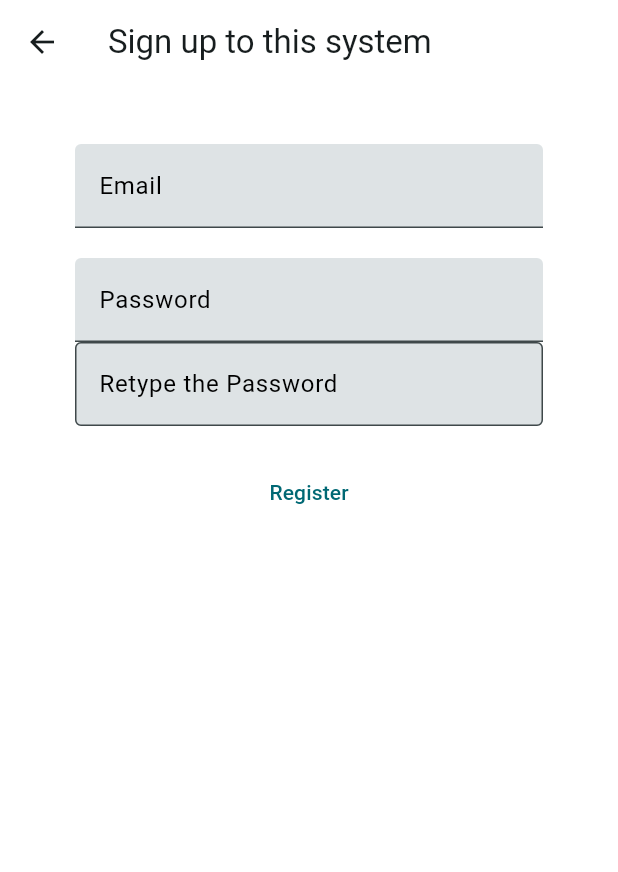
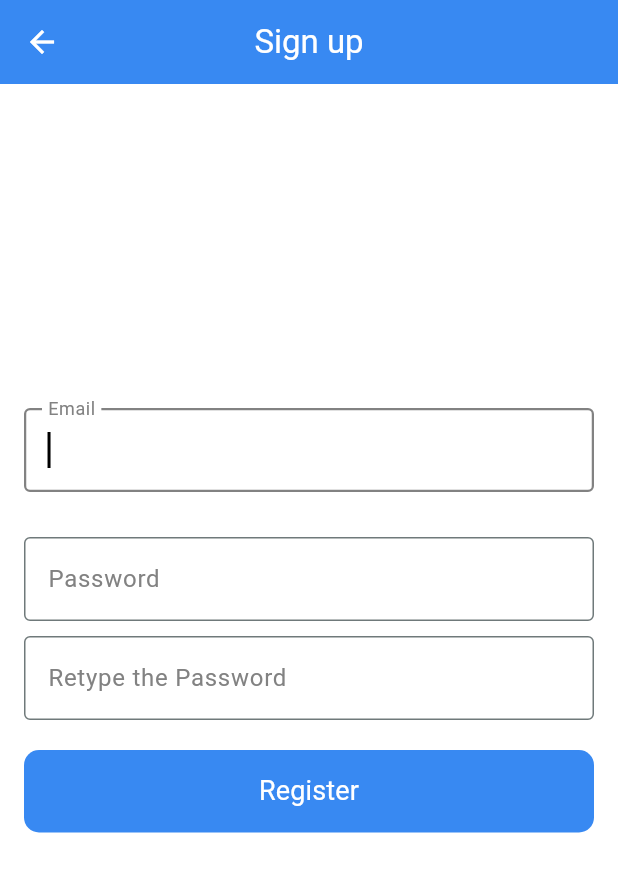
Before and after one commit to lhkun123/6806CapstoneFE, a Flutter app: the SignUpHttp screen opened by its route, on a phone screen of 412 x 824 dp. Shown: the top 872 px of the screen. Run offline on Flutter 3.47's test engine with Material 3 defaults, Android fonts, the phone set to English and light mode, and no system bars; our stand-ins replace carousel_slider, device_preview, dio, font_awesome_flutter, geolocator, google_maps_flutter and 1 more; missing offline and left inert: dart:ffi, flutter_star; network calls fail.

Commit message:
UI adjustments

```diff
--- a/frontend/lib/project/constants/app_style.dart
+++ b/frontend/lib/project/constants/app_style.dart
@@ -9,19 +9,36 @@ class AppStyle {
     color: Color.fromRGBO(56, 137, 242, 1),
     height: 0.8
   );
+
   static const sloganFont = TextStyle(
     fontFamily: 'Roboto',
     fontWeight: FontWeight.bold,
     fontSize: 15,
     color: Color.fromRGBO(130, 130, 130, 1),
   );
-  static const bigheadingFont = TextStyle(
+
+  static const barHeadingFont = TextStyle(
+    fontFamily: 'Roboto',
+    fontWeight: FontWeight.normal,
+    fontSize: 22,
+    color: Colors.white,
+  );
+
+  static const bigButtonFont = TextStyle(
+    fontFamily: 'Roboto',
+    fontWeight: FontWeight.normal,
+    fontSize: 18,
+    color: Colors.white,
+  );
+
+  static const bigHeadingFont = TextStyle(
     fontFamily: 'Roboto',
     fontWeight: FontWeight.bold,
     fontSize: 22,
     color: Colors.black,
   );
   // Fonts
+
   static const headingFont = TextStyle(
     fontFamily: 'Roboto',
     fontWeight: FontWeight.bold,
@@ -68,7 +85,8 @@ class AppStyle {
   static const indicatorColor = Color.fromRGBO(56, 137, 242, 1);
   static const buttonBackgroundColor = Color.fromRGBO(56, 137, 242, 1);
   static const buttonForegroundColor=Colors.white;
-  static const BarBackgroundColor = Color.fromRGBO(56, 137, 242, 1);
+  static const barBackgroundColor = Color.fromRGBO(56, 137, 242, 1);
+  static const systemGreyColor = Color.fromRGBO(130, 130, 130, 1);
 
 
 
--- a/frontend/lib/project/views/auth/sign_in.dart
+++ b/frontend/lib/project/views/auth/sign_in.dart
@@ -57,17 +57,9 @@ class _SignInHttpState extends State<SignInHttp> {
               child: Column(
                 children: [
                   ...[
-                    const SizedBox(
-                      height: 100,
-                    ),
-                    const Text(
-                      'VanLife',
-                      style: AppStyle.hugeHeadingFont,
-                    ),
-                    const Text(
-                      'Simplifying Outdoor Fun in Vancouver.',
-                      style: AppStyle.sloganFont,
-                    ),
+                    const SizedBox(height: 100),
+                    const Text('VanLife', style: AppStyle.hugeHeadingFont),
+                    const Text('Simplifying Outdoor Fun in Vancouver.', style: AppStyle.sloganFont),
                     TextFormField(
                       autofocus: true,
                       textInputAction: TextInputAction.next,
@@ -147,7 +139,7 @@ class _SignInHttpState extends State<SignInHttp> {
                           borderRadius: BorderRadius.circular(10), // 设置按钮的圆角半径
                         ),
                       ),
-                      child: const Text('Sign In'),
+                      child: const Text('Sign In', style: AppStyle.bigButtonFont),
                     ),
                     TextButton(
                       onPressed: () => Navigator.of(context).push(
@@ -164,7 +156,7 @@ class _SignInHttpState extends State<SignInHttp> {
                           borderRadius: BorderRadius.circular(10), // 设置按钮的圆角半径
                         ),
                       ),
-                      child: const Text('Sign Up'),
+                      child: const Text('Sign Up', style: AppStyle.bigButtonFont),
                     ),
                   ].expand(
                         (widget) => [
--- a/frontend/lib/project/views/auth/sign_up.dart
+++ b/frontend/lib/project/views/auth/sign_up.dart
@@ -2,6 +2,8 @@ import 'package:flutter/cupertino.dart';
 import 'package:frontend/project/views/auth/sign_in.dart';
 import 'package:json_annotation/json_annotation.dart';
 import 'package:flutter/material.dart';
+
+import '../../constants/app_style.dart';
 
 import '../../util/validate.dart';
 @JsonSerializable()
@@ -52,56 +54,73 @@ class _SignUpState extends State<SignUpHttp> {
       Scaffold(
             backgroundColor: Colors.white,
             appBar: AppBar(
-              backgroundColor: Colors.white,
+              backgroundColor: AppStyle.barBackgroundColor,
               elevation: 0.0,
-              title: const Text('Sign up to this system'),
+              title: const Text(
+                'Sign up',
+                style: AppStyle.barHeadingFont,
+              ),
+              centerTitle: true,
+              iconTheme: const IconThemeData(
+                color: Colors.white, // 返回箭头的颜色
+              ),
             ),
             body: Container(
-              padding: const EdgeInsets.symmetric(vertical: 20.0, horizontal: 50.0),
+              padding: const EdgeInsets.all(16),
               child: Form(
                 key: _formKey,
                 child: Column(
-                  children: <Widget>[
-                    const SizedBox(height: 20.0),
+                  children: [
+                    const SizedBox(height: 200.0),
                     TextFormField(
                       controller: _emailController,
+                      autofocus: true,
                       decoration: const InputDecoration(
-                        filled: true,
                         labelText: 'Email',
-                        labelStyle: TextStyle(
-                          color: Colors.black, // Color of the label when not focused
+                        labelStyle: TextStyle(color: AppStyle.systemGreyColor), // Color of the label when not focused
+                        border: OutlineInputBorder(
+                          borderSide: BorderSide(color: AppStyle.systemGreyColor),
                         ),
+                        // Focused border when the TextField is focused
+                        focusedBorder: OutlineInputBorder(
+                          borderSide: BorderSide(color: AppStyle.systemGreyColor, width: 1.5),
+                        ),
+                        errorStyle: AppStyle.errorFont,
                       ),
                       validator: (value) => Validator.validateEmail(value),
                     ),
-                    const SizedBox(height: 20.0),
+                    const SizedBox(height: 30.0),
                     TextFormField(
                       controller: _passwordController,
                       decoration: const InputDecoration(
-                        filled: true,
                         labelText: 'Password',
-                        labelStyle: TextStyle(
-                          color: Colors.black, // Color of the label when not focused
+                        labelStyle: TextStyle(color: AppStyle.systemGreyColor), // Color of the label when not focused
+                        border: OutlineInputBorder(
+                          borderSide: BorderSide(color: AppStyle.systemGreyColor),
                         ),
+                        // Focused border when the TextField is focused
+                        focusedBorder: OutlineInputBorder(
+                          borderSide: BorderSide(color: AppStyle.systemGreyColor, width: 1.5),
+                        ),
+                        errorStyle: AppStyle.errorFont,
                       ),
                       obscureText: true,
                       validator: (value) => Validator.validatePassword(value),
                     ),
+                    const SizedBox(height: 10.0),
                     TextFormField(
                       controller: _confirmPasswordController,
                       decoration: const InputDecoration(
-                        filled: true,
                         labelText: 'Retype the Password',
-                        labelStyle: TextStyle(
-                          color: Colors.black, // Color of the label when not focused
-                        ),
+                        labelStyle: TextStyle(color: AppStyle.systemGreyColor), // Color of the label when not focused
                         border: OutlineInputBorder(
-                          borderSide: BorderSide(color: Colors.black),
+                          borderSide: BorderSide(color: AppStyle.systemGreyColor),
                         ),
                         // Focused border when the TextField is focused
                         focusedBorder: OutlineInputBorder(
-                          borderSide: BorderSide(color: Colors.black, width: 2.0),
+                          borderSide: BorderSide(color: AppStyle.systemGreyColor, width: 1.5),
                         ),
+                        errorStyle: AppStyle.errorFont,
                       ),
                       obscureText: true,
                       validator: (value) => Validator.validatePassword(value),
@@ -109,7 +128,6 @@ class _SignUpState extends State<SignUpHttp> {
                     ),
                     const SizedBox(height: 20.0),
                     TextButton(
-                    child: const Text('Register'),
                       onPressed: () async {
                         if (Validator.validatePasswordsMatch(_passwordController.text.trim(),_confirmPasswordController.text.trim())!=null) {
                           ScaffoldMessenger.of(context)
@@ -123,7 +141,18 @@ class _SignUpState extends State<SignUpHttp> {
                                 (Route<dynamic> route) => false,
                           );
                         }
-                    }),
+                      },
+                      style: TextButton.styleFrom(
+                        foregroundColor: AppStyle.buttonForegroundColor,
+                        elevation: 2,
+                        backgroundColor: AppStyle.buttonBackgroundColor,
+                        minimumSize: const Size(double.infinity, 55),
+                        shape: RoundedRectangleBorder(
+                          borderRadius: BorderRadius.circular(10), // 设置按钮的圆角半径
+                        ),
+                      ),
+                      child: const Text('Register', style: AppStyle.bigButtonFont),
+                    ),
                   ],
                 ),
               ),
--- a/frontend/lib/project/views/home/home.dart
+++ b/frontend/lib/project/views/home/home.dart
@@ -25,7 +25,7 @@ class Home extends StatelessWidget {
             ],
           ),
           bottomNavigationBar: const Material(
-            color: AppStyle.BarBackgroundColor,
+            color: AppStyle.barBackgroundColor,
             child: TabBar(
               labelColor: AppStyle.labelColor, // Color of the selected tab
               unselectedLabelColor: AppStyle.unselectedLabelColor, // Color of the unselected ta
--- a/frontend/lib/project/views/profile/profile.dart
+++ b/frontend/lib/project/views/profile/profile.dart
@@ -19,7 +19,7 @@ class _ProfileState extends State<Profile> {
   Widget build(BuildContext context) {
     return Scaffold(
       appBar: AppBar(
-        title: const Text('Profile', style: AppStyle.bigheadingFont),
+        title: const Text('Profile', style: AppStyle.bigHeadingFont),
         centerTitle: true,
       ),
       body: SingleChildScrollView(
--- a/frontend/lib/project/views/yelp/yelp_detail.dart
+++ b/frontend/lib/project/views/yelp/yelp_detail.dart
@@ -62,7 +62,7 @@ class _YelpDetailState extends State<YelpDetail> {
   Widget build(BuildContext context) {
     return Scaffold(
       appBar: AppBar(
-        title: Text(detail?["name"] ?? 'Loading...', style: AppStyle.bigheadingFont),
+        title: Text(detail?["name"] ?? 'Loading...', style: AppStyle.bigHeadingFont),
         centerTitle: true
       ),
       body: detail == null
@@ -187,7 +187,7 @@ class _YelpDetailState extends State<YelpDetail> {
               Center(
                 child: IconButton(
                   onPressed: () {},
-                  icon: const Icon(CupertinoIcons.heart_solid, color: AppStyle.BarBackgroundColor),
+                  icon: const Icon(CupertinoIcons.heart_solid, color: AppStyle.barBackgroundColor),
                 ),
               ),
               const SizedBox(height: 16),
@@ -201,14 +201,14 @@ class _YelpDetailState extends State<YelpDetail> {
                         const SizedBox(height: 8),
                         IconButton(
                           icon: const Icon(Icons.facebook),
-                          color: AppStyle.BarBackgroundColor,
+                          color: AppStyle.barBackgroundColor,
                           onPressed: () {
                             // Handle Facebook share
                           },
                         ),
                         IconButton(
                           icon: const Icon(FontAwesomeIcons.twitter),
-                          color: AppStyle.BarBackgroundColor,
+                          color: AppStyle.barBackgroundColor,
                           onPressed: () {
                             // Handle Twitter share
                           },
@@ -227,7 +227,7 @@ class _YelpDetailState extends State<YelpDetail> {
                       duration: const Duration(milliseconds: 1000),
                       curve: Curves.linear,
                     ),
-                    child: const Icon(Icons.arrow_back_ios,color: AppStyle.BarBackgroundColor),
+                    child: const Icon(Icons.arrow_back_ios,color: AppStyle.barBackgroundColor),
                   ),
                   Expanded(
                     child: CarouselSlider(
@@ -253,7 +253,7 @@ class _YelpDetailState extends State<YelpDetail> {
                       duration: const Duration(milliseconds: 1000),
                       curve: Curves.linear,
                     ),
-                    child: const Icon(Icons.arrow_forward_ios,color: AppStyle.BarBackgroundColor),
+                    child: const Icon(Icons.arrow_forward_ios,color: AppStyle.barBackgroundColor),
 
                   ),
                 ],
--- a/frontend/lib/project/views/yelp/yelp_overview.dart
+++ b/frontend/lib/project/views/yelp/yelp_overview.dart
@@ -26,7 +26,7 @@ class _YelpOverViewState  extends State<YelpOverview> {
         child: Scaffold(
           appBar: AppBar(
             leading: IconButton(
-              icon: const Icon(Icons.arrow_back, color: AppStyle.BarBackgroundColor),
+              icon: const Icon(Icons.arrow_back, color: AppStyle.barBackgroundColor),
               onPressed: () {
                 Navigator.of(context).pop();
               },
@@ -40,7 +40,7 @@ class _YelpOverViewState  extends State<YelpOverview> {
             ],
           ),
           bottomNavigationBar: const Material(
-            color: AppStyle.BarBackgroundColor,
+            color: AppStyle.barBackgroundColor,
             child: TabBar(
               labelColor: AppStyle.labelColor, // Color of the selected tab
               unselectedLabelColor: AppStyle.unselectedLabelColor, // Color of the unselected ta
--- a/frontend/lib/project/views/yelp/yelp_search.dart
+++ b/frontend/lib/project/views/yelp/yelp_search.dart
@@ -173,7 +173,7 @@ class _YelpSearchState extends State<YelpSearch> {
       appBar: AppBar(
         title: Row(
           children: [
-            const Text('Entertainment',style: AppStyle.bigheadingFont),
+            const Text('Entertainment',style: AppStyle.bigHeadingFont),
             const SizedBox(width: 8),
         GestureDetector(
           onTap: () {
@@ -187,7 +187,7 @@ class _YelpSearchState extends State<YelpSearch> {
           },
           child: Icon(
             autoLocation ? Icons.location_on : Icons.location_off,
-            color: AppStyle.BarBackgroundColor,
+            color: AppStyle.barBackgroundColor,
           ),
         ),
             InkWell(
@@ -350,7 +350,7 @@ class _YelpSearchState extends State<YelpSearch> {
                         business["is_closed"] ? const Icon(Icons.event_busy_outlined,color: Colors.red,):const Icon(Icons.event_available,color: Colors.green,)
                       ],
                     ),
-                    trailing: const Icon(Icons.arrow_forward_ios,color: AppStyle.BarBackgroundColor),
+                    trailing: const Icon(Icons.arrow_forward_ios,color: AppStyle.barBackgroundColor),
                     onTap: () {
                       Navigator.of(context).push(
                         MaterialPageRoute(
```
Lines whose indentation alone changed are shown as unchanged.
